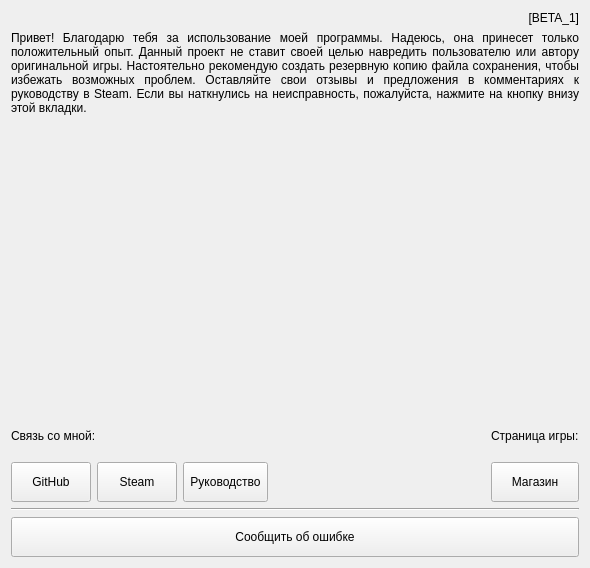
Above: tab_about.ui from lDeathlWhisperl/TLHoN_SE before the change. Below: the same form after it.
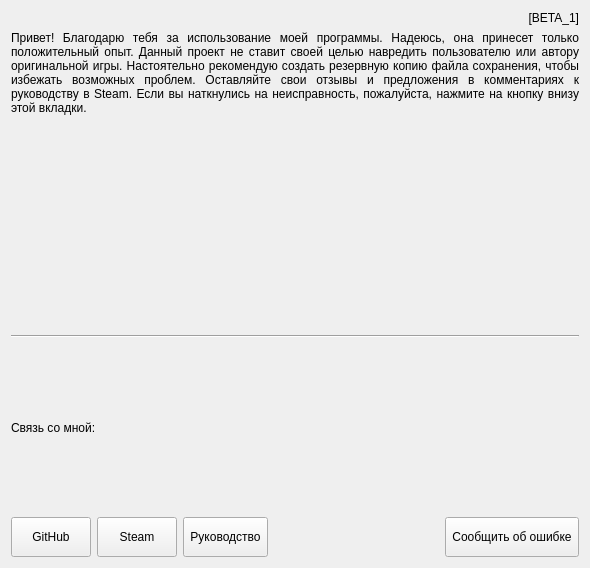
That is the form after the change.

Patch:
```diff
--- a/tab_about.ui
+++ b/tab_about.ui
@@ -62,6 +62,13 @@
      </property>
     </spacer>
    </item>
+   <item>
+    <widget class="Line" name="line_3">
+     <property name="orientation">
+      <enum>Qt::Orientation::Horizontal</enum>
+     </property>
+    </widget>
+   </item>
    <item>
     <layout class="QHBoxLayout" name="horizontalLayout">
      <item>
@@ -143,31 +150,28 @@
      <item>
       <layout class="QVBoxLayout" name="verticalLayout_3">
        <item>
-        <widget class="QLabel" name="label_4">
-         <property name="minimumSize">
+        <spacer name="verticalSpacer_2">
+         <property name="orientation">
+          <enum>Qt::Orientation::Vertical</enum>
+         </property>
+         <property name="sizeHint" stdset="0">
           <size>
-           <width>0</width>
+           <width>20</width>
            <height>40</height>
           </size>
          </property>
-         <property name="text">
-          <string>Страница игры:</string>
-         </property>
-        </widget>
+        </spacer>
        </item>
        <item>
-        <widget class="QPushButton" name="btn_game">
+        <widget class="QPushButton" name="btn_report">
          <property name="minimumSize">
           <size>
            <width>0</width>
            <height>40</height>
           </size>
          </property>
-         <property name="styleSheet">
-          <string notr="true"/>
-         </property>
          <property name="text">
-          <string> Магазин </string>
+          <string> Сообщить об ошибке </string>
          </property>
         </widget>
        </item>
@@ -175,26 +179,6 @@
      </item>
     </layout>
    </item>
-   <item>
-    <widget class="Line" name="line_3">
-     <property name="orientation">
-      <enum>Qt::Orientation::Horizontal</enum>
-     </property>
-    </widget>
-   </item>
-   <item>
-    <widget class="QPushButton" name="btn_report">
-     <property name="minimumSize">
-      <size>
-       <width>0</width>
-       <height>40</height>
-      </size>
-     </property>
-     <property name="text">
-      <string> Сообщить об ошибке </string>
-     </property>
-    </widget>
-   </item>
   </layout>
  </widget>
  <resources/>
```
